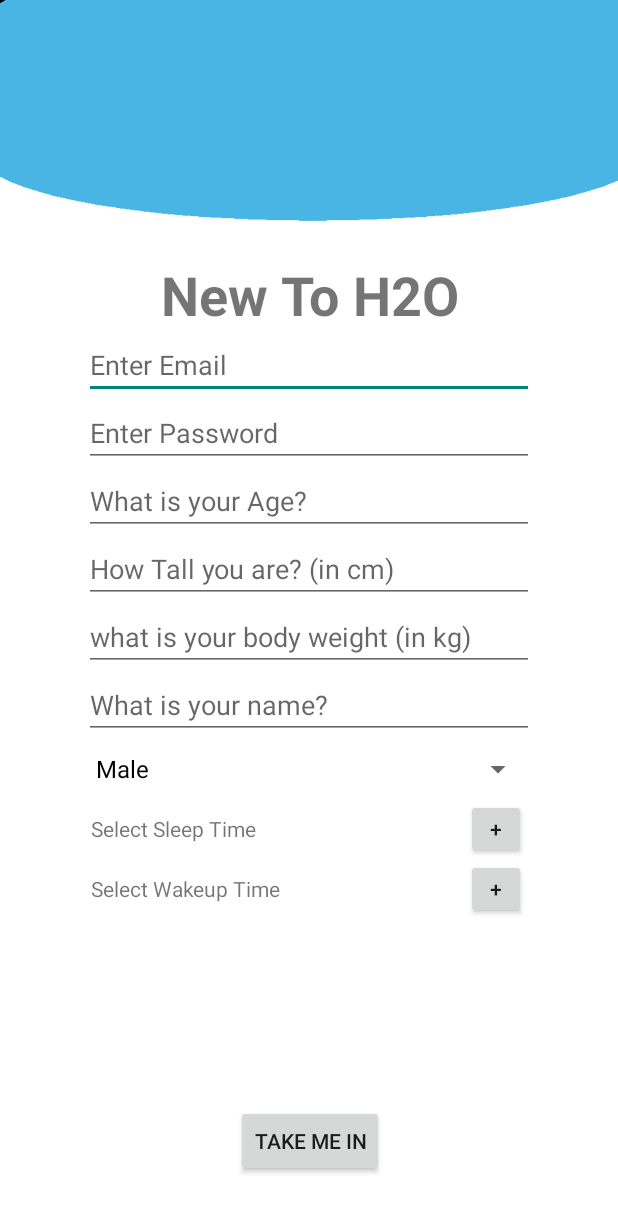
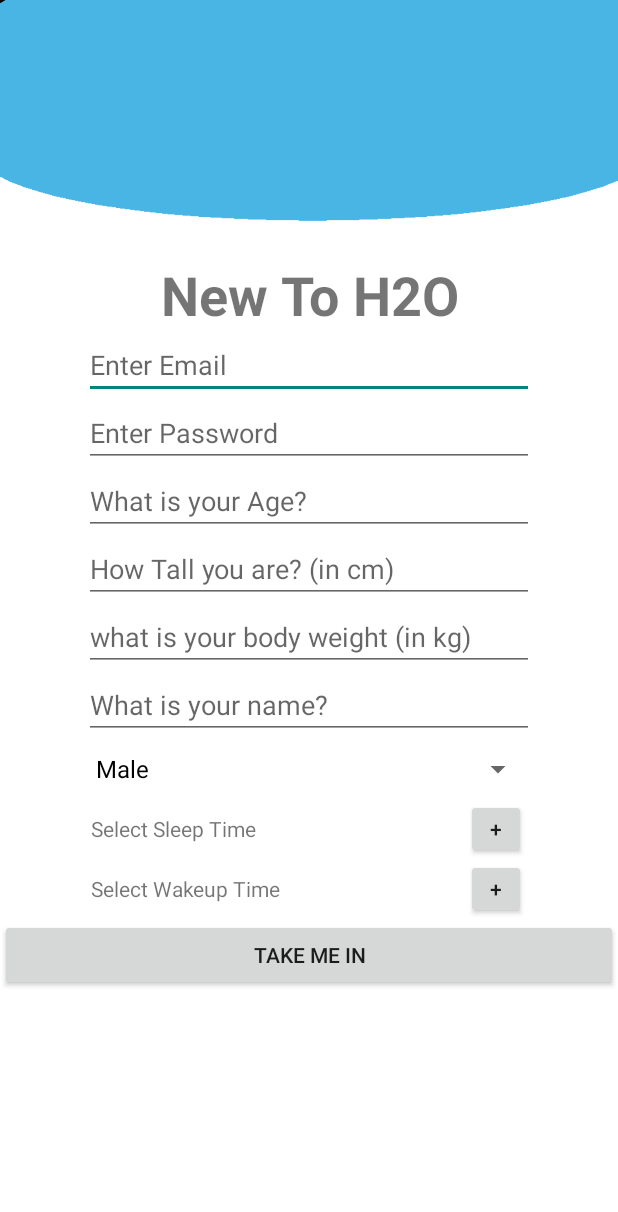
Before and after one commit to AmarvirSingh/H2oTracker, an Android app: the RegisterActivity screen opened directly, with no data from a screen before it, on a phone screen of 412 x 824 dp. Shown: the top 1212 px of the screen. Run offline under Robolectric (Android 15) with nearby library versions, the phone set to English and light mode, and no system bars; our stand-ins replace Firebase (no records; nobody signed in at launch, a user with empty details on screens opened directly).

Commit message:
Setting up registe activity

```diff
--- a/app/build.gradle
+++ b/app/build.gradle
@@ -1,5 +1,6 @@
 plugins {
     id 'com.android.application'
+    id 'com.google.gms.google-services'
 }
 
 android {
@@ -35,6 +36,7 @@ dependencies {
     implementation 'androidx.constraintlayout:constraintlayout:2.0.4'
     implementation 'androidx.recyclerview:recyclerview:1.1.0'
     implementation 'androidx.navigation:navigation-runtime:2.2.2'
+    implementation 'com.google.firebase:firebase-auth:20.0.3'
     testImplementation 'junit:junit:4.13.2'
     androidTestImplementation 'androidx.test.ext:junit:1.1.2'
     androidTestImplementation 'androidx.test.espresso:espresso-core:3.3.0'
--- a/app/src/main/java/com/example/h2otracker/RegisterActivity.java
+++ b/app/src/main/java/com/example/h2otracker/RegisterActivity.java
@@ -9,32 +9,116 @@ import androidx.viewpager.widget.ViewPager;
 import androidx.viewpager2.widget.ViewPager2;
 
 import android.annotation.SuppressLint;
+import android.app.TimePickerDialog;
 import android.os.Bundle;
+import android.util.Log;
 import android.view.MotionEvent;
 import android.view.View;
 import android.view.ViewGroup;
 import android.widget.ArrayAdapter;
+import android.widget.Button;
+import android.widget.EditText;
 import android.widget.Spinner;
+import android.widget.TextView;
+import android.widget.TimePicker;
+import android.widget.Toast;
 
-import com.example.h2otracker.registerationFragments.FragmentCredential;
-import com.example.h2otracker.registerationFragments.FragmentWeight;
-import com.example.h2otracker.registerationFragments.SelectionFragment;
+import com.google.firebase.auth.FirebaseAuth;
+
+import java.util.Calendar;
 
 public class RegisterActivity extends AppCompatActivity {
 
     public static final int TOTAL_PAGES = 3;
-    private ScreenSlideAdapter slideAdapter;
     private ViewPager viewPager;
+    EditText etName, etAge, etWeight, etHeight, etEmail, etPassword;
+    TextView sleepTime, wakeTime;
+    Button btnTakeMeIn, btnSleep, btnWake;
     Spinner spinner;
     String [] gender = {"Male","Female"};
+
+
+    FirebaseAuth mAuth;
     @Override
     protected void onCreate(Bundle savedInstanceState) {
         super.onCreate(savedInstanceState);
         setContentView(R.layout.activity_registration);
+        //creating refernences
+        etEmail = findViewById(R.id.signUpEmail);
+        etPassword = findViewById(R.id.signUpPassword);
+        etName = findViewById(R.id.signUpFullName);
+        etAge = findViewById(R.id.signUpAge);
+        etWeight = findViewById(R.id.signUpWeight);
+        etHeight = findViewById(R.id.signUpHeight);
+        sleepTime = findViewById(R.id.signUpSleepTime);
+        wakeTime = findViewById(R.id.signUpWakeTime);
+        btnSleep = findViewById(R.id.btnSleep);
+        btnTakeMeIn = findViewById(R.id.register);
+        btnWake = findViewById(R.id.btnWake);
+        spinner = findViewById(R.id.signUpSpinner);
 
-        spinner = findViewById(R.id.spinner);
-        ArrayAdapter adapter = new ArrayAdapter(this, android.R.layout.simple_spinner_dropdown_item,gender);
+        Log.d("TAG", "On create ");
+
+        ArrayAdapter adapter = new ArrayAdapter(RegisterActivity.this, android.R.layout.simple_spinner_dropdown_item,gender);
         spinner.setAdapter(adapter);
+
+        mAuth = FirebaseAuth.getInstance();
+
+        btnTakeMeIn.setOnClickListener(new View.OnClickListener() {
+            @Override
+            public void onClick(View v) {
+
+                Log.d("Tag", "Take me in Clicked: ");
+                String name = etName.getText().toString();
+                String userAge = etAge.getText().toString();
+                String userWeight = etWeight.getText().toString();
+                String userHeight = etHeight.getText().toString();
+                String email = etEmail.getText().toString();
+                String password = etPassword.getText().toString();
+
+                if (name.isEmpty()){
+                    etName.setError("Please fill this field!");
+                    etName.requestFocus();
+                    return;
+                }else if (userAge.isEmpty()){
+                    etAge.setError("Please fill this field!");
+                    etAge.requestFocus();
+                    return;
+                }else if(userWeight.isEmpty()){
+                    etWeight.setError("Please fill this field!");
+                    etWeight.requestFocus();
+                    return;
+                }
+                if (email.isEmpty()){
+                    etEmail.setError("Please Enter your email");
+                    etEmail.requestFocus();
+                    return;
+                }
+                if (password.length()<=6){
+                    etPassword.setError("Password should be greater than 6");
+                    etPassword.requestFocus();
+                    return;
+                }
+                if (userHeight.isEmpty()){
+                    etHeight.setError("Please fill this field!");
+                    etHeight.requestFocus();
+                    return;
+                }
+                if (wakeTime.getText().toString().equals("Select Wakeup Time")){
+                    Toast.makeText(getApplicationContext(), "please select wake up time", Toast.LENGTH_SHORT).show();
+                    return;
+                }
+                if (sleepTime.getText().toString().equals("Select Sleep Time")){
+                    Toast.makeText(getApplicationContext(), "please select sleep time", Toast.LENGTH_SHORT).show();
+                    return;
+                }
+
+
+
+
+            }
+        });
+
 
         //viewPager = findViewById(R.id.pager);
 
@@ -48,9 +132,55 @@ public class RegisterActivity extends AppCompatActivity {
             }
         });*/
 
+        btnWake.setOnClickListener(new View.OnClickListener() {
+            @Override
+            public void onClick(View v) {
+                Log.d("TAG", "sleepTime");
+                Calendar mcurrentTime = Calendar.getInstance();
+                int hour = mcurrentTime.get(Calendar.HOUR_OF_DAY);
+                int minute = mcurrentTime.get(Calendar.MINUTE);
+                TimePickerDialog mTimePicker;
+                mTimePicker = new TimePickerDialog(RegisterActivity.this, new TimePickerDialog.OnTimeSetListener() {
+                    @Override
+                    public void onTimeSet(TimePicker timePicker, int selectedHour, int selectedMinute) {
+                        wakeTime.setText(selectedHour + ":" + selectedMinute);
+                    }
+                }, hour, minute, true);//Yes 24 hour time
+                mTimePicker.setTitle("Select Time");
+                mTimePicker.show();
+            }
+
+        });
+
+        btnSleep.setOnClickListener(new View.OnClickListener() {
+            @Override
+            public void onClick(View v) {
+                Log.i("TAG", "Wakeiup time");
+                Calendar mcurrentTime = Calendar.getInstance();
+                int hour = mcurrentTime.get(Calendar.HOUR_OF_DAY);
+                int minute = mcurrentTime.get(Calendar.MINUTE);
+                TimePickerDialog mTimePicker;
+                mTimePicker = new TimePickerDialog(RegisterActivity.this, new TimePickerDialog.OnTimeSetListener() {
+                    @Override
+                    public void onTimeSet(TimePicker timePicker, int selectedHour, int selectedMinute) {
+                        sleepTime.setText(selectedHour + ":" + selectedMinute);
+                    }
+                }, hour, minute, true);//Yes 24 hour time
+                mTimePicker.setTitle("Select Time");
+                mTimePicker.show();
+            }
+        });
+
+        btnTakeMeIn.setOnClickListener(new View.OnClickListener() {
+            @Override
+            public void onClick(View v) {
+
+            }
+        });
+
     }
 
-    private static class ScreenSlideAdapter extends FragmentStatePagerAdapter{
+  /*  private static class ScreenSlideAdapter extends FragmentStatePagerAdapter{
 
         public ScreenSlideAdapter(@NonNull FragmentManager fm) {
             super(fm);
@@ -79,6 +209,6 @@ public class RegisterActivity extends AppCompatActivity {
         }
 
 
-    }
+    }*/
 
 }
--- a/app/src/main/res/layout/activity_registration.xml
+++ b/app/src/main/res/layout/activity_registration.xml
@@ -33,10 +33,11 @@
     <ScrollView
         android:layout_width="match_parent"
         android:layout_height="wrap_content"
+
         android:layout_below="@+id/textView2"
         android:layout_alignParentBottom="true"
         android:layout_marginTop="0dp"
-        android:layout_marginBottom="100dp">
+        android:layout_marginBottom="33dp">
 
         <LinearLayout
             android:layout_width="match_parent"
@@ -46,7 +47,7 @@
 
 
             <EditText
-                android:id="@+id/editText"
+                android:id="@+id/signUpEmail"
                 android:layout_width="300dp"
                 android:layout_height="wrap_content"
 
@@ -57,63 +58,63 @@
                 app:layout_constraintTop_toBottomOf="@+id/textView2" />
 
             <EditText
-                android:id="@+id/editText2"
+                android:id="@+id/signUpPassword"
                 android:layout_width="300dp"
                 android:layout_height="wrap_content"
                 android:hint="Enter Password"
+                android:inputType="textPassword"
                 app:layout_constraintEnd_toEndOf="parent"
                 app:layout_constraintHorizontal_bias="0.495"
                 app:layout_constraintStart_toStartOf="parent"
                 app:layout_constraintTop_toBottomOf="@+id/editText" />
 
             <EditText
-                android:id="@+id/etAge"
+                android:id="@+id/signUpAge"
                 android:layout_width="300dp"
                 android:layout_height="wrap_content"
 
                 android:hint="What is your Age?"
-                android:inputType="textPersonName"
+                android:inputType="number"
                 app:layout_constraintEnd_toEndOf="@+id/etName"
                 app:layout_constraintStart_toStartOf="@+id/etName"
                 app:layout_constraintTop_toBottomOf="@+id/etName" />
 
             <EditText
-                android:id="@+id/etHeight"
+                android:id="@+id/signUpHeight"
                 android:layout_width="300dp"
                 android:layout_height="wrap_content"
 
                 android:hint="How Tall you are? (in cm)"
-                android:inputType="textPersonName"
+                android:inputType="number"
                 app:layout_constraintEnd_toEndOf="@+id/etAge"
                 app:layout_constraintStart_toStartOf="@+id/etAge"
                 app:layout_constraintTop_toBottomOf="@+id/etAge" />
 
             <EditText
-                android:id="@+id/etWeight"
+                android:id="@+id/signUpWeight"
                 android:layout_width="300dp"
                 android:layout_height="wrap_content"
 
                 android:hint="what is your body weight (in kg)"
-                android:inputType="textPersonName"
+                android:inputType="number"
                 app:layout_constraintEnd_toEndOf="@+id/etHeight"
                 app:layout_constraintStart_toStartOf="@+id/etHeight"
                 app:layout_constraintTop_toBottomOf="@+id/etHeight" />
 
             <EditText
-                android:id="@+id/etName"
+                android:id="@+id/signUpFullName"
                 android:layout_width="300dp"
                 android:layout_height="wrap_content"
 
                 android:hint="What is your name?"
-                android:inputType="textPersonName"
-                />
+                android:inputType="textPersonName" />
 
             <Spinner
-                android:id="@+id/spinner"
+                android:id="@+id/signUpSpinner"
                 android:layout_width="300dp"
                 android:layout_height="40dp"
 
-                />
+                android:spinnerMode="dialog" />
 
             <LinearLayout
                 android:layout_width="wrap_content"
@@ -122,7 +123,7 @@
                 android:orientation="horizontal">
 
                 <TextView
-                    android:id="@+id/tvSleep"
+                    android:id="@+id/signUpSleepTime"
                     android:layout_width="250dp"
                     android:layout_height="wrap_content"
                     android:layout_gravity="center_vertical"
@@ -145,10 +146,11 @@
             <LinearLayout
                 android:layout_width="wrap_content"
                 android:layout_height="wrap_content"
-               android:orientation="horizontal"
-               android:gravity="center">
+                android:gravity="center"
+                android:orientation="horizontal">
+
                 <TextView
-                   android:id="@+id/tvWake"
+                    android:id="@+id/signUpWakeTime"
                     android:layout_width="250dp"
                     android:layout_height="40dp"
 
@@ -165,23 +167,17 @@
                     app:layout_constraintStart_toEndOf="@+id/tvWake"
                     app:layout_constraintTop_toBottomOf="@+id/spinner" />
 
+
             </LinearLayout>
 
+            <Button
+                android:id="@+id/register"
+                android:layout_width="match_parent"
+                android:layout_height="wrap_content"
+                android:text="Take Me In" />
         </LinearLayout>
 
     </ScrollView>
 
-    <Button
-        android:id="@+id/btnTakeMeIn"
-        android:layout_width="wrap_content"
-        android:layout_height="wrap_content"
-        android:layout_alignParentEnd="true"
-        android:layout_alignParentRight="true"
-        android:layout_alignParentBottom="true"
-        android:layout_marginEnd="156dp"
-        android:layout_marginRight="156dp"
-        android:layout_marginBottom="39dp"
-        android:text="Take Me In" />
-
 
 </RelativeLayout>
--- a/build.gradle
+++ b/build.gradle
@@ -6,6 +6,7 @@ buildscript {
     }
     dependencies {
         classpath "com.android.tools.build:gradle:4.1.3"
+        classpath 'com.google.gms:google-services:4.3.5'
 
         // NOTE: Do not place your application dependencies here; they belong
         // in the individual module build.gradle files
```
Also changed, not shown: app/src/main/AndroidManifest.xml (+8 -5 lines), app/src/main/java/com/example/h2otracker/LoginActivity.java (+7 -0 lines), app/src/main/java/com/example/h2otracker/registerationFragments/FragmentCredential.java (deleted, +0 -22 lines), app/src/main/java/com/example/h2otracker/registerationFragments/FragmentWeight.java (deleted, +0 -22 lines), app/src/main/java/com/example/h2otracker/registerationFragments/SelectionFragment.java (deleted, +0 -106 lines), app/src/main/res/layout/credential_fragment.xml (deleted, +0 -83 lines), app/src/main/res/layout/fragment_selection.xml (deleted, +0 -116 lines), app/src/main/res/layout/time_select_dialog.xml (deleted, +0 -27 lines), app/src/main/res/layout/weight_fragment.xml (deleted, +0 -107 lines). Lines whose indentation alone changed are shown as unchanged.
